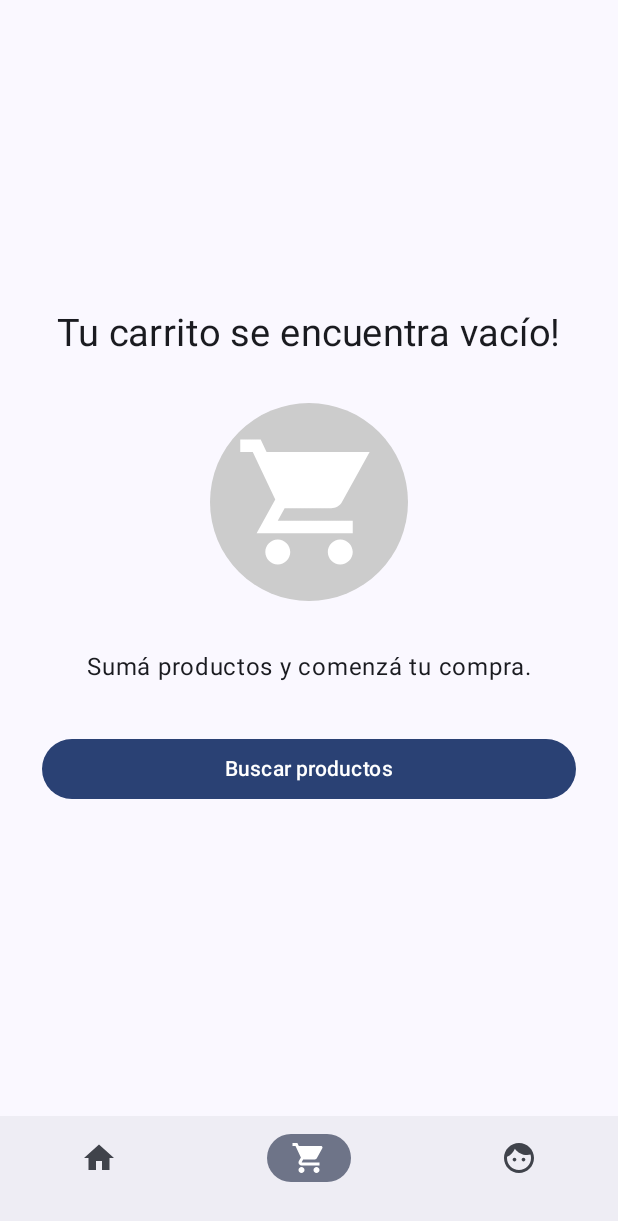
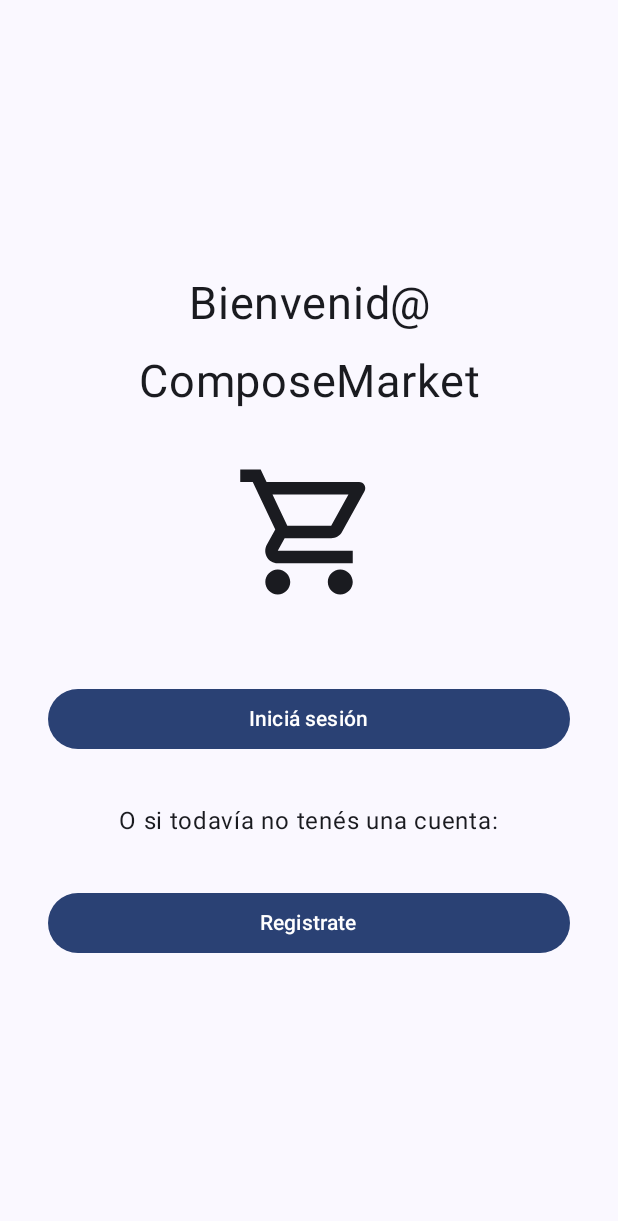
Before and after one commit to MacarenaZalazar/MyFirstEcommerceKt, an Android app built with Jetpack Compose: the screen it shows after launch (MainActivity), on a phone screen of 412 x 824 dp. Shown: the top 1221 px of the screen. Run offline under Robolectric (Android 15) with nearby library versions, the phone set to English and light mode, and no system bars; our stand-ins replace Dagger/Hilt's generated code.

Commit message:
re arrange

```diff
--- a/app/src/main/java/com/example/myfirstecommercekt/navigation/NavGraph.kt
+++ b/app/src/main/java/com/example/myfirstecommercekt/navigation/NavGraph.kt
@@ -5,14 +5,27 @@ import androidx.compose.ui.*
 import androidx.hilt.navigation.compose.*
 import androidx.navigation.*
 import androidx.navigation.compose.*
-import com.example.myfirstecommercekt.ui.screens.*
+import com.example.myfirstecommercekt.ui.screens.cart.*
+import com.example.myfirstecommercekt.ui.screens.checkout.*
+import com.example.myfirstecommercekt.ui.screens.forgotPass.ForgotPassScreen
+import com.example.myfirstecommercekt.ui.screens.forgotPass.ForgotPassViewModel
+import com.example.myfirstecommercekt.ui.screens.login.LoginScreen
+import com.example.myfirstecommercekt.ui.screens.login.LoginViewModel
+import com.example.myfirstecommercekt.ui.screens.products.ProductScreen
+import com.example.myfirstecommercekt.ui.screens.products.ProductsViewModel
+import com.example.myfirstecommercekt.ui.screens.profile.ProfileScreen
+import com.example.myfirstecommercekt.ui.screens.profile.ProfileViewModel
+import com.example.myfirstecommercekt.ui.screens.register.RegisterScreen
+import com.example.myfirstecommercekt.ui.screens.register.RegisterViewModel
+import com.example.myfirstecommercekt.ui.screens.splash.SplashScreen
+import com.example.myfirstecommercekt.ui.screens.splash.SplashViewModel
 import com.example.myfirstecommercekt.viewmodel.*
 
 
 @Composable
 fun NavGraph(navController: NavHostController, modifier: Modifier) {
     NavHost(
-        navController = navController, startDestination = CartScreenRoute, modifier = modifier
+        navController = navController, startDestination = SplashScreenRoute, modifier = modifier
     ) {
 
         composable<SplashScreenRoute> {
--- a/app/src/main/java/com/example/myfirstecommercekt/ui/screens/CheckoutScreen.kt
+++ /dev/null
@@ -1,10 +0,0 @@
-package com.example.myfirstecommercekt.ui.screens
-
-import androidx.compose.runtime.Composable
-import androidx.hilt.navigation.compose.hiltViewModel
-import com.example.myfirstecommercekt.viewmodel.CheckoutViewModel
-
-@Composable
-fun CheckoutScreen(viewModel: CheckoutViewModel = hiltViewModel()) {
-
-}
--- a/app/src/main/java/com/example/myfirstecommercekt/ui/screens/CartScreen.kt
+++ b/app/src/main/java/com/example/myfirstecommercekt/ui/screens/cart/CartScreen.kt
@@ -1,4 +1,4 @@
-package com.example.myfirstecommercekt.ui.screens
+package com.example.myfirstecommercekt.ui.screens.cart
 
 import androidx.compose.foundation.*
 import androidx.compose.foundation.layout.*
@@ -14,7 +14,6 @@ import androidx.compose.ui.graphics.*
 import androidx.compose.ui.unit.*
 import androidx.hilt.navigation.compose.*
 import com.example.myfirstecommercekt.ui.components.*
-import com.example.myfirstecommercekt.viewmodel.*
 
 @Composable
 fun CartScreen(viewModel: CartViewModel, toProducts: () -> Unit) {
--- a/app/src/main/java/com/example/myfirstecommercekt/viewmodel/CartViewModel.kt
+++ b/app/src/main/java/com/example/myfirstecommercekt/ui/screens/cart/CartViewModel.kt
@@ -1,4 +1,4 @@
-package com.example.myfirstecommercekt.viewmodel
+package com.example.myfirstecommercekt.ui.screens.cart
 
 import androidx.lifecycle.*
 import com.example.myfirstecommercekt.data.local.entity.*
--- /dev/null
+++ b/app/src/main/java/com/example/myfirstecommercekt/ui/screens/checkout/CheckoutScreen.kt
@@ -0,0 +1,9 @@
+package com.example.myfirstecommercekt.ui.screens.checkout
+
+import androidx.compose.runtime.*
+import androidx.hilt.navigation.compose.*
+
+@Composable
+fun CheckoutScreen(viewModel: CheckoutViewModel = hiltViewModel()) {
+
+}
--- a/app/src/main/java/com/example/myfirstecommercekt/ui/screens/ForgotPassScreen.kt
+++ b/app/src/main/java/com/example/myfirstecommercekt/ui/screens/forgotPass/ForgotPassScreen.kt
@@ -1,4 +1,4 @@
-package com.example.myfirstecommercekt.ui.screens
+package com.example.myfirstecommercekt.ui.screens.forgotPass
 
 import androidx.compose.foundation.layout.*
 import androidx.compose.material3.*
@@ -39,7 +39,8 @@ fun ForgotPass(viewModel: ForgotPassViewModel, login: () -> Unit) {
         EmailField(
             email,
             { viewModel.onRegisterChange(it, password, confirmPassword) },
-            error = false)
+            error = false
+        )
         Spacer(modifier = Modifier.padding(16.dp))
         PasswordField(
             password,
--- a/app/src/main/java/com/example/myfirstecommercekt/ui/screens/LoginScreen.kt
+++ b/app/src/main/java/com/example/myfirstecommercekt/ui/screens/login/LoginScreen.kt
@@ -1,4 +1,4 @@
-package com.example.myfirstecommercekt.ui.screens
+package com.example.myfirstecommercekt.ui.screens.login
 
 import androidx.compose.foundation.*
 import androidx.compose.foundation.layout.*
--- a/app/src/main/java/com/example/myfirstecommercekt/ui/screens/ProductScreen.kt
+++ b/app/src/main/java/com/example/myfirstecommercekt/ui/screens/products/ProductScreen.kt
@@ -1,4 +1,4 @@
-package com.example.myfirstecommercekt.ui.screens
+package com.example.myfirstecommercekt.ui.screens.products
 
 import androidx.compose.foundation.layout.*
 import androidx.compose.foundation.lazy.*
@@ -12,6 +12,7 @@ import androidx.compose.ui.unit.*
 import androidx.hilt.navigation.compose.*
 import com.example.myfirstecommercekt.data.local.entity.*
 import com.example.myfirstecommercekt.ui.components.*
+import com.example.myfirstecommercekt.ui.screens.cart.*
 import com.example.myfirstecommercekt.viewmodel.*
 
 @Composable
--- a/app/src/main/java/com/example/myfirstecommercekt/ui/screens/ProfileScreen.kt
+++ b/app/src/main/java/com/example/myfirstecommercekt/ui/screens/profile/ProfileScreen.kt
@@ -1,4 +1,4 @@
-package com.example.myfirstecommercekt.ui.screens
+package com.example.myfirstecommercekt.ui.screens.profile
 
 import android.net.*
 import androidx.activity.compose.*
--- a/app/src/main/java/com/example/myfirstecommercekt/ui/screens/RegisterScreen.kt
+++ b/app/src/main/java/com/example/myfirstecommercekt/ui/screens/register/RegisterScreen.kt
@@ -1,4 +1,4 @@
-package com.example.myfirstecommercekt.ui.screens
+package com.example.myfirstecommercekt.ui.screens.register
 
 import androidx.compose.foundation.layout.*
 import androidx.compose.material3.*
@@ -7,7 +7,6 @@ import androidx.compose.ui.*
 import androidx.compose.ui.unit.*
 import androidx.hilt.navigation.compose.*
 import com.example.myfirstecommercekt.ui.components.*
-import com.example.myfirstecommercekt.viewmodel.*
 
 @Composable
 fun RegisterScreen(viewModel: RegisterViewModel = hiltViewModel(), toLogin: () -> Unit) {
--- a/app/src/main/java/com/example/myfirstecommercekt/ui/screens/SplashScreen.kt
+++ b/app/src/main/java/com/example/myfirstecommercekt/ui/screens/splash/SplashScreen.kt
@@ -1,4 +1,4 @@
-package com.example.myfirstecommercekt.ui.screens
+package com.example.myfirstecommercekt.ui.screens.splash
 
 import androidx.compose.foundation.layout.*
 import androidx.compose.material3.*
--- a/app/src/main/java/com/example/myfirstecommercekt/viewmodel/SplashViewModel.kt
+++ b/app/src/main/java/com/example/myfirstecommercekt/ui/screens/splash/SplashViewModel.kt
@@ -1,7 +1,6 @@
-package com.example.myfirstecommercekt.viewmodel
+package com.example.myfirstecommercekt.ui.screens.splash
 
 import androidx.lifecycle.ViewModel
-import androidx.navigation.NavController
 import dagger.hilt.android.lifecycle.HiltViewModel
 import javax.inject.Inject
 
```
Also changed, not shown: app/src/main/java/com/example/myfirstecommercekt/ui/screens/checkout/CheckoutViewModel.kt (renamed from app/src/main/java/com/example/myfirstecommercekt/viewmodel/CheckoutViewModel.kt, +6 -8 lines), app/src/main/java/com/example/myfirstecommercekt/ui/screens/forgotPass/ForgotPassViewModel.kt (renamed from app/src/main/java/com/example/myfirstecommercekt/viewmodel/ForgotPassViewModel.kt, +10 -7 lines), app/src/main/java/com/example/myfirstecommercekt/ui/screens/login/LoginViewModel.kt (renamed from app/src/main/java/com/example/myfirstecommercekt/viewmodel/LoginViewModel.kt, +14 -10 lines), app/src/main/java/com/example/myfirstecommercekt/ui/screens/products/ProductsViewModel.kt (renamed from app/src/main/java/com/example/myfirstecommercekt/viewmodel/ProductsViewModel.kt, +10 -9 lines), app/src/main/java/com/example/myfirstecommercekt/ui/screens/profile/ProfileViewModel.kt (renamed from app/src/main/java/com/example/myfirstecommercekt/viewmodel/ProfileViewModel.kt, +18 -13 lines), app/src/main/java/com/example/myfirstecommercekt/ui/screens/register/RegisterViewModel.kt (renamed from app/src/main/java/com/example/myfirstecommercekt/viewmodel/RegisterViewModel.kt, +12 -9 lines).
